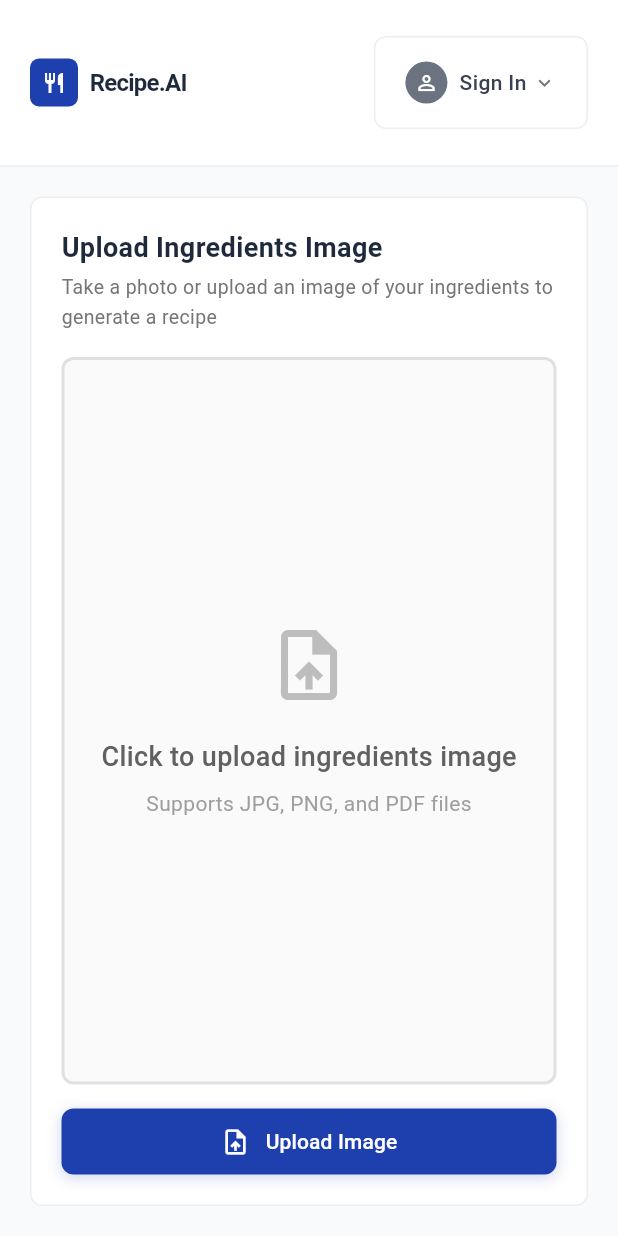
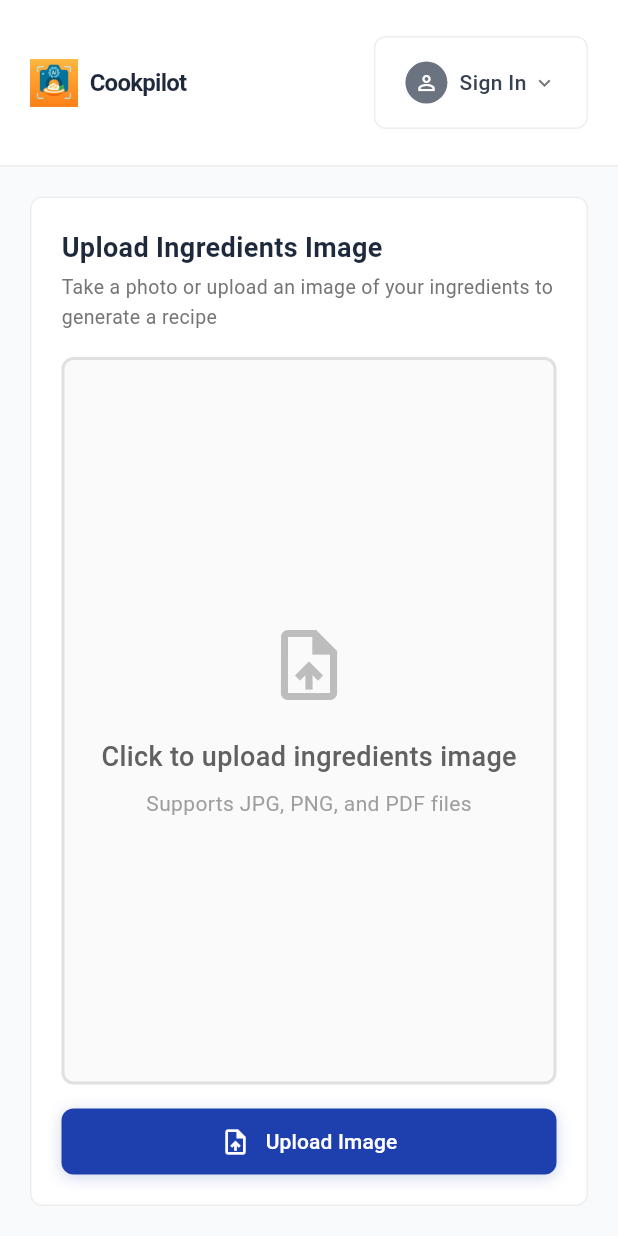
Before and after one commit to haotian0701/menu-gen-assistant, a Flutter app: the screen it shows after launch, on a phone screen of 412 x 824 dp. Run offline on Flutter 3.47's test engine with Material 3 defaults, Android fonts, the phone set to English and light mode, and no system bars; our stand-ins replace file_picker, fl_chart, flutter_html, share_plus, supabase_flutter; accounts and stored records are empty.

Commit message:
Rename project from 'Recipe.AI' to 'Cookpilot' and add app icon asset

```diff
--- a/frontend/lib/upload_page.dart
+++ b/frontend/lib/upload_page.dart
@@ -357,6 +357,19 @@ class BrandSection extends StatelessWidget {
     return Row(
       children: [
         Container(
+          width: isSmallScreen ? 32 : 40,
+          height: isSmallScreen ? 32 : 40,
+          decoration: BoxDecoration(
+            borderRadius: BorderRadius.circular(6),
+          ),
+          child: Image.asset(
+            'assets/images/app_icon.png',
+            width: isSmallScreen ? 32 : 40,
+            height: isSmallScreen ? 32 : 40,
+            fit: BoxFit.contain,
+            errorBuilder: (context, error, stackTrace) {
+              // Fallback to default icon if custom icon fails to load
+              return Container(
                 padding: EdgeInsets.all(isSmallScreen ? 8 : 10),
                 decoration: BoxDecoration(
                   color: const Color(0xFF1E40AF),
@@ -367,13 +380,16 @@ class BrandSection extends StatelessWidget {
                   color: Colors.white,
                   size: isSmallScreen ? 16 : 20,
                 ),
+              );
+            },
+          ),
         ),
         SizedBox(width: isSmallScreen ? 8 : 12),
         Column(
           crossAxisAlignment: CrossAxisAlignment.start,
           children: [
             Text(
-              'Recipe.AI',
+              'Cookpilot',
               style: TextStyle(
                 fontSize: isSmallScreen ? 16 : 20,
                 fontWeight: FontWeight.w700,
--- a/frontend/pubspec.yaml
+++ b/frontend/pubspec.yaml
@@ -30,3 +30,4 @@ flutter:
   uses-material-design: true
   assets:
     - assets/images/recipe_placeholder.png
+    - assets/images/app_icon.png
```
Also changed, not shown: frontend/lib/extraction_page.dart (+26 -4 lines), frontend/lib/recipe_page.dart (+32 -4 lines), frontend/assets/images/app_icon.png (added), 1 other file. Lines whose indentation alone changed are shown as unchanged.
